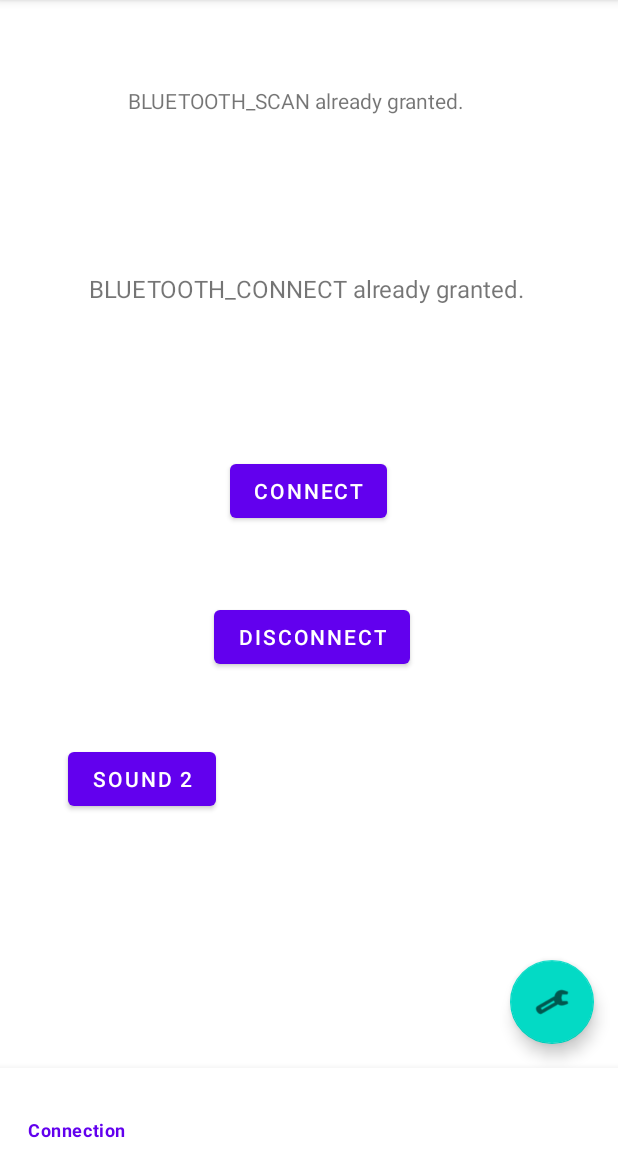
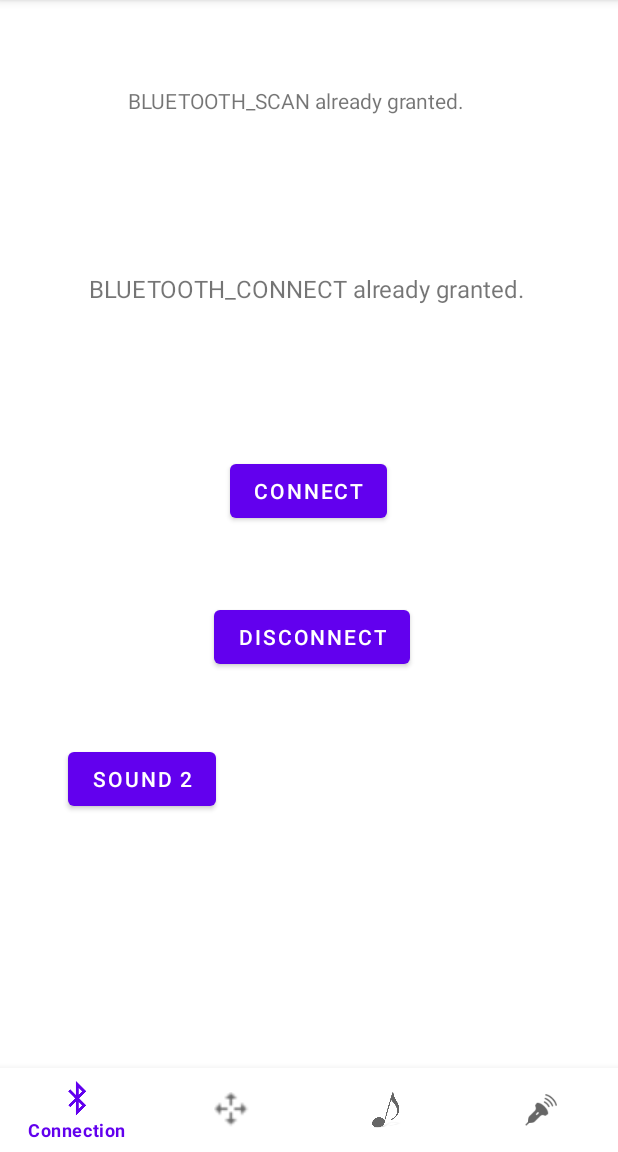
Before and after one commit to rhulucas/ev301, an Android app: the screen it shows after launch (MainActivity), on a phone screen of 412 x 824 dp, the part 84-1236 px from its top. Run offline under Robolectric (Android 15) with nearby library versions, the phone set to English and light mode, and no system bars.

Commit message:
Add icons for bottom navigation bar

```diff
--- a/A000-sound/app/src/main/res/layout/fragment_connection.xml
+++ b/A000-sound/app/src/main/res/layout/fragment_connection.xml
@@ -30,17 +30,6 @@
         app:layout_constraintStart_toStartOf="parent"
         app:layout_constraintTop_toBottomOf="@+id/vv_tvOut2"
         app:layout_constraintVertical_bias="0.184" />
-
-    <com.google.android.material.floatingactionbutton.FloatingActionButton
-        android:id="@+id/floatingActionButton"
-        android:layout_width="wrap_content"
-        android:layout_height="wrap_content"
-        android:layout_marginEnd="16dp"
-        android:layout_marginBottom="16dp"
-        android:clickable="true"
-        app:layout_constraintBottom_toBottomOf="parent"
-        app:layout_constraintEnd_toEndOf="parent"
-        app:srcCompat="@android:drawable/ic_menu_manage" />
 
     <TextView
         android:id="@+id/vv_tvOut1"
--- a/A000-sound/app/src/main/res/menu/bottom_navigation_menu.xml
+++ b/A000-sound/app/src/main/res/menu/bottom_navigation_menu.xml
@@ -2,21 +2,21 @@
 <menu xmlns:android="http://schemas.android.com/apk/res/android">
     <item
         android:id="@+id/navigation_connection"
-
+        android:icon="@drawable/bluetooth"
         android:title="Connection" />
 
     <item
         android:id="@+id/navigation_move"
-
+        android:icon="@drawable/move"
         android:title="Move" />
 
     <item
         android:id="@+id/navigation_sound"
-
+        android:icon="@drawable/sound"
         android:title="Sound" />
 
     <item
         android:id="@+id/navigation_sensor"
-
+        android:icon="@drawable/sensor"
         android:title="Sensor" />
 </menu>
```
Also changed, not shown: A000-sound/app/src/main/res/layout/fragment_move.xml (+0 -10 lines), A000-sound/app/src/main/res/drawable/bluetooth.png (added), A000-sound/app/src/main/res/drawable/move.png (added), A000-sound/app/src/main/res/drawable/sensor.png (added), A000-sound/app/src/main/res/drawable/sound.png (added).
